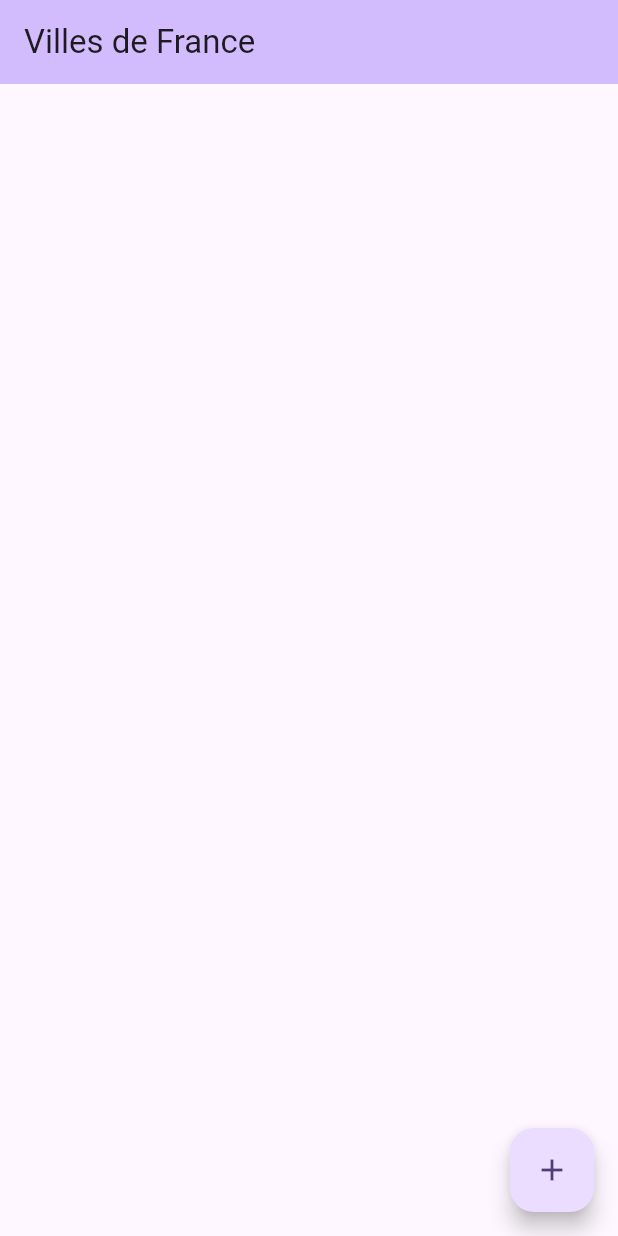
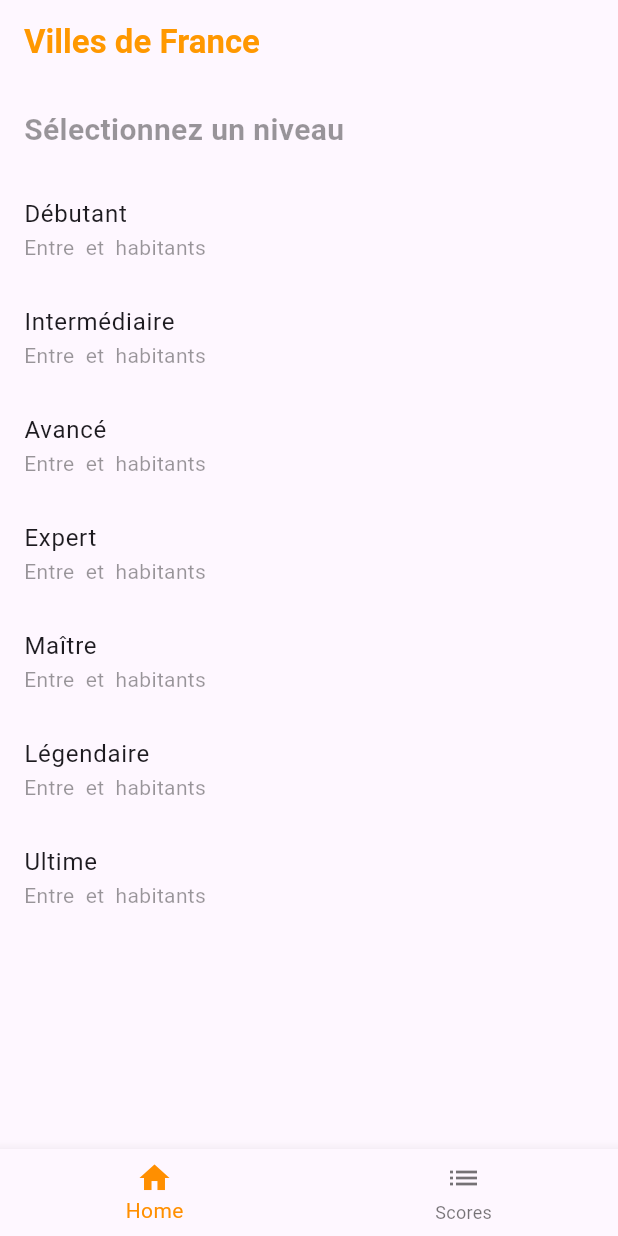
Before and after one commit to maxencebonamy/City-Hunter, a Flutter app: the screen it shows after launch, on a phone screen of 412 x 824 dp. Run offline on Flutter 3.47's test engine with Material 3 defaults, Android fonts, the phone set to English and light mode, and no system bars; our stand-ins replace flutter_bloc, flutter_map, latlong2, sliding_up_panel; missing offline and left inert: dart:ffi, linear_progress_bar, xrange; network calls fail.

Commit message:
bottom navbar & list view from enum

```diff
--- a/lib/main.dart
+++ b/lib/main.dart
@@ -3,6 +3,8 @@ import 'package:flutter_bloc/flutter_bloc.dart';
 import 'package:project/blocs/cities_cubit.dart';
 import 'package:project/models/city.dart';
 import 'package:project/repositories/city_repository.dart';
+import 'package:project/ui/views/game_view.dart';
+import 'package:project/ui/views/home_view.dart';
 import 'package:project/utils/random.dart';
 
 void main() {
@@ -44,6 +46,13 @@ class MyHomePage extends StatefulWidget {
 }
 
 class _MyHomePageState extends State<MyHomePage> {
+  int _selectedIndex = 0;
+
+  final List<Widget> _screens = [
+    const HomeView(),
+    const GameView(),
+  ];
+
   void fetchRandomCities(List<City> cities) {
     final List<int> randomNumbers = RandomUtils.generateRandomNumbers(10, cities.length);
     final List<String> randomCityIds = randomNumbers.map((index) => cities[index].id).toList();
@@ -64,39 +73,30 @@ class _MyHomePageState extends State<MyHomePage> {
 
   @override
   Widget build(BuildContext context) {
-    return BlocBuilder<CitiesCubit, List<City>>(builder: (context, state) {
-      return Scaffold(
-        appBar: AppBar(
-          backgroundColor: Theme.of(context).colorScheme.inversePrimary,
-          title: Text(widget.title),
-        ),
-        body: Center(
-          child: Column(
-            mainAxisAlignment: MainAxisAlignment.center,
-            children: <Widget>[
-              Expanded(
-                child: ListView.builder(
-                  itemCount: widget.cities.length,
-                  itemBuilder: (BuildContext context, int index) {
-                    final CityWithBounds city = widget.cities[index];
-                    return ListTile(
-                      title: Text(city.name),
-                      subtitle: Text('Population: ${city.population}'),
-                    );
-                  },
-                ),
-              ),
-            ],
+    return Scaffold(
+      appBar: AppBar(
+        title: Text(widget.title, style: const TextStyle(color: Colors.orange, fontWeight: FontWeight.bold)),
+      ),
+      body: _screens[_selectedIndex],
+      bottomNavigationBar: BottomNavigationBar(
+        items: const <BottomNavigationBarItem>[
+          BottomNavigationBarItem(
+            icon: Icon(Icons.home),
+            label: 'Home',
           ),
-        ),
-        floatingActionButton: FloatingActionButton(
-          onPressed: () {
-            fetchRandomCities(context.read<CitiesCubit>().state);
-          },
-          tooltip: 'Increment',
-          child: const Icon(Icons.add),
-        ),
-      );
-    });
+          BottomNavigationBarItem(
+            icon: Icon(Icons.list),
+            label: 'Scores',
+          ),
+        ],
+        currentIndex: _selectedIndex,
+        selectedItemColor: Colors.amber[800],
+        onTap: (int index) {
+          setState(() {
+            _selectedIndex = index;
+          });
+        },
+      ),
+    );
   }
 }
--- /dev/null
+++ b/lib/models/levels.dart
@@ -0,0 +1,53 @@
+import 'dart:ffi';
+
+import 'package:xrange/xrange.dart';
+
+enum Levels { beginner, intermediate, advanced, expert, master, legendary, ultime }
+
+extension LevelsExtension on Levels {
+  String get name {
+    switch (this) {
+      case Levels.beginner:
+        return 'Débutant';
+      case Levels.intermediate:
+        return 'Intermédiaire';
+      case Levels.advanced:
+        return 'Avancé';
+      case Levels.expert:
+        return 'Expert';
+      case Levels.master:
+        return 'Maître';
+      case Levels.legendary:
+        return 'Légendaire';
+      case Levels.ultime:
+        return 'Ultime';
+    }
+  }
+
+  NumRange get range {
+    switch (this) {
+      case Levels.beginner:
+        return NumRange.atLeast(100000);
+      case Levels.intermediate:
+        return NumRange.closed(60000, 100000);
+      case Levels.advanced:
+        return NumRange.closed(45000, 60000);
+      case Levels.expert:
+        return NumRange.closed(35000, 45000);
+      case Levels.master:
+        return NumRange.closed(28000, 35000);
+      case Levels.legendary:
+        return NumRange.closed(23000, 28000);
+      case Levels.ultime:
+        return NumRange.closed(20000, 23000);
+    }
+  }
+
+  String get description {
+    if (range.lastValue == null) {
+      return 'Plus de ${range.firstValue} habitants';
+    } else {
+      return 'Entre ${range.firstValue} et ${range.lastValue} habitants';
+    }
+  }
+}
--- /dev/null
+++ b/lib/ui/views/home_view.dart
@@ -0,0 +1,42 @@
+import 'package:flutter/material.dart';
+import 'package:project/models/levels.dart';
+
+class HomeView extends StatefulWidget {
+  const HomeView({super.key});
+
+  @override
+  State<HomeView> createState() => _HomeViewState();
+}
+
+class _HomeViewState extends State<HomeView> {
+  @override
+  Widget build(BuildContext context) {
+    return Column(
+      crossAxisAlignment: CrossAxisAlignment.start,
+      children: [
+        const Padding(
+          padding: EdgeInsets.all(16.0),
+          child: Text(
+            'Sélectionnez un niveau',
+            style: TextStyle(fontSize: 20.0, fontWeight: FontWeight.bold, color: Color.fromRGBO(0, 0, 0, 0.4)),
+          ),
+        ),
+        Expanded(
+          child: ListView.builder(
+            itemCount: Levels.values.length,
+            itemBuilder: (context, index) {
+              final level = Levels.values[index];
+              return ListTile(
+                title: Text(level.name),
+                subtitle: Text(
+                  level.description,
+                  style: const TextStyle(color: Color.fromRGBO(0, 0, 0, 0.4)),
+                ),
+              );
+            },
+          ),
+        ),
+      ],
+    );
+  }
+}
--- a/pubspec.yaml
+++ b/pubspec.yaml
@@ -41,6 +41,7 @@ dependencies:
   flutter_map: ^7.0.2
   sliding_up_panel: ^2.0.0+1
   linear_progress_bar: "^1.1.2"
+  xrange: ^2.0.0
 
 dev_dependencies:
   flutter_test:
```
Also changed, not shown: lib/ui/views/game_view.dart (+12 -7 lines), pubspec.lock, 2 other files.
